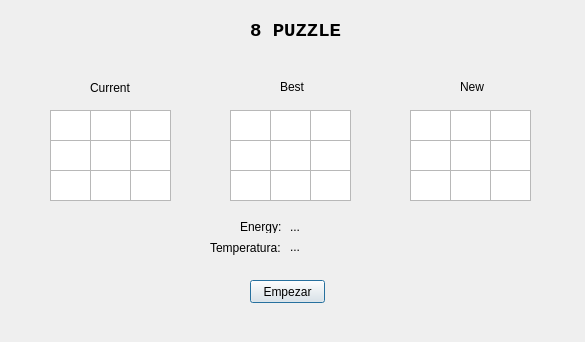
Above: grafico.ui from alonzoDiego/Trabajo01_IA before the change. Below: the same form after it.
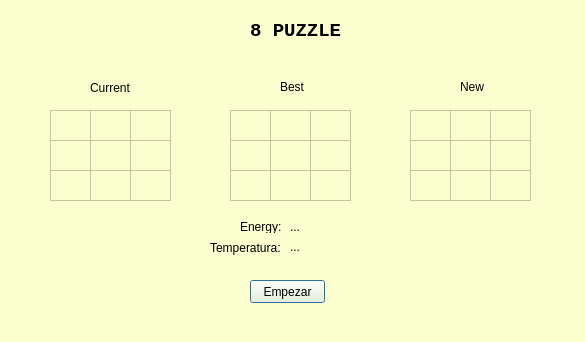
That is the form after the change.

The edit to the form file:
```diff
--- a/grafico.ui
+++ b/grafico.ui
@@ -13,6 +13,9 @@
   <property name="windowTitle">
    <string>Dialog</string>
   </property>
+  <property name="styleSheet">
+   <string notr="true">background-color: rgb(251, 255, 207);</string>
+  </property>
   <widget class="QLabel" name="label">
    <property name="geometry">
     <rect>
```
